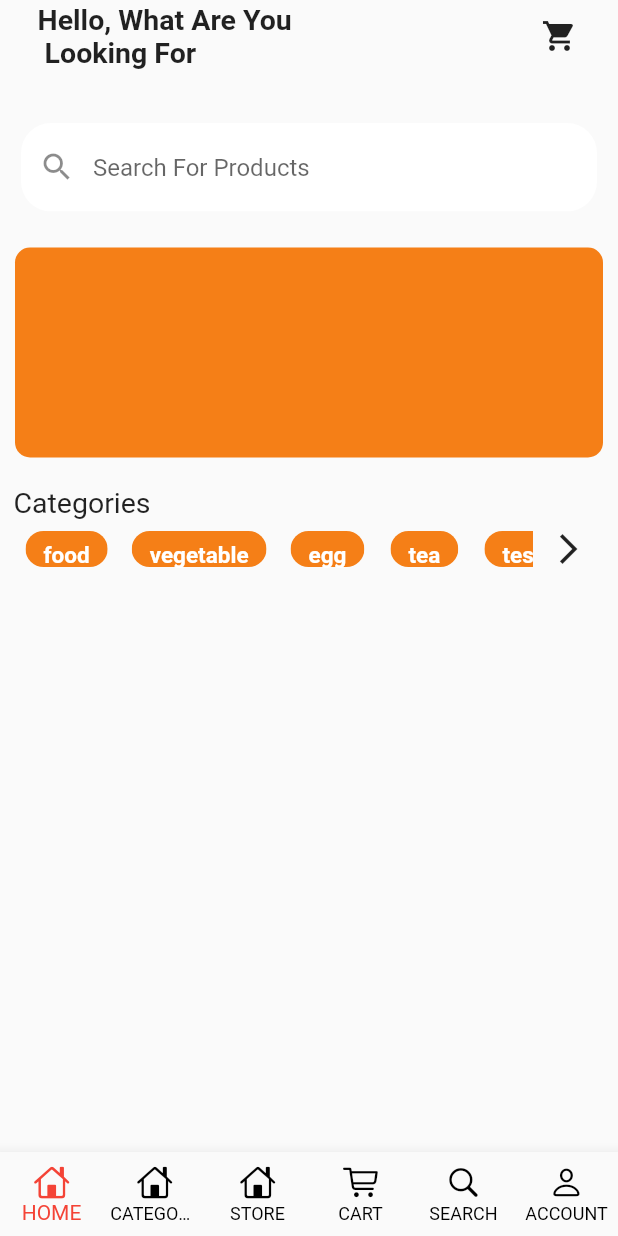
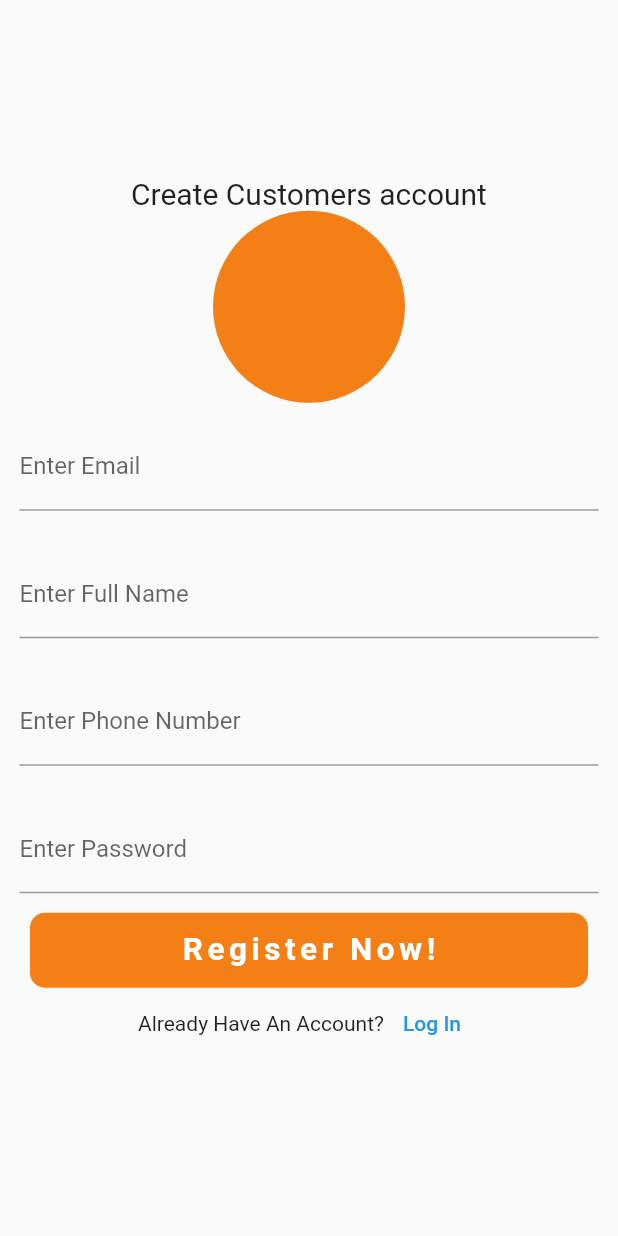
Before and after one commit to AmirBegic1/shop_app, a Flutter app: the screen it shows after launch, on a phone screen of 412 x 824 dp. Run offline on Flutter 3.47's test engine with Material 2 defaults, Android fonts, the phone set to English and light mode, and no system bars; our stand-ins replace cloud_firestore, firebase_core; accounts and stored records are empty.

Commit message:
login and register screen ui added

```diff
--- a/lib/main.dart
+++ b/lib/main.dart
@@ -2,6 +2,8 @@ import 'package:buy_and_sell/views/buyers/main_screen.dart';
 import 'package:firebase_core/firebase_core.dart';
 import 'package:flutter/material.dart';
 import 'package:flutter/services.dart';
+
+import 'views/buyers/auth/registration_screen.dart';
 
 void main() async {
   WidgetsFlutterBinding.ensureInitialized();
@@ -22,7 +24,7 @@ class MyApp extends StatelessWidget {
       theme: ThemeData(
         primarySwatch: Colors.blue,
       ),
-      home: MainScreen(),
+      home: RegisterScreen(),
     );
   }
 }
--- /dev/null
+++ b/lib/views/buyers/auth/registration_screen.dart
@@ -0,0 +1,98 @@
+import 'package:buy_and_sell/views/buyers/auth/login_screen.dart';
+import 'package:flutter/material.dart';
+
+class RegisterScreen extends StatelessWidget {
+  const RegisterScreen({Key? key}) : super(key: key);
+
+  @override
+  Widget build(BuildContext context) {
+    return Scaffold(
+      body: Center(
+        child: Column(
+          mainAxisAlignment: MainAxisAlignment.center,
+          children: [
+            Text(
+              'Create Customer' 's account',
+              style: TextStyle(
+                fontSize: 20,
+              ),
+            ),
+            CircleAvatar(
+              radius: 64,
+              backgroundColor: Colors.yellow.shade900,
+            ),
+            Padding(
+              padding: const EdgeInsets.all(13.0),
+              child: TextFormField(
+                decoration: InputDecoration(
+                  labelText: 'Enter Email',
+                ),
+              ),
+            ),
+            Padding(
+              padding: const EdgeInsets.all(13.0),
+              child: TextFormField(
+                decoration: InputDecoration(
+                  labelText: 'Enter Full Name',
+                ),
+              ),
+            ),
+            Padding(
+              padding: const EdgeInsets.all(13.0),
+              child: TextFormField(
+                decoration: InputDecoration(
+                  labelText: 'Enter Phone Number',
+                ),
+              ),
+            ),
+            Padding(
+              padding: const EdgeInsets.all(13.0),
+              child: TextFormField(
+                decoration: InputDecoration(
+                  labelText: 'Enter Password',
+                ),
+              ),
+            ),
+            Container(
+              width: MediaQuery.of(context).size.width - 40,
+              height: 50,
+              decoration: BoxDecoration(
+                color: Colors.yellow.shade900,
+                borderRadius: BorderRadius.circular(10),
+              ),
+              child: Center(
+                child: Text(
+                  'Register Now!',
+                  style: TextStyle(
+                    color: Colors.white,
+                    fontSize: 21,
+                    fontWeight: FontWeight.bold,
+                    letterSpacing: 3,
+                  ),
+                ),
+              ),
+            ),
+            Row(
+              mainAxisAlignment: MainAxisAlignment.center,
+              children: [
+                Text('Already Have An Account?'),
+                TextButton(
+                    onPressed: () {
+                      Navigator.push(
+                        context,
+                        MaterialPageRoute(
+                          builder: (context) {
+                            return LoginScreen();
+                          },
+                        ),
+                      );
+                    },
+                    child: Text('Log In')),
+              ],
+            ),
+          ],
+        ),
+      ),
+    );
+  }
+}
--- a/pubspec.yaml
+++ b/pubspec.yaml
@@ -38,6 +38,7 @@ dependencies:
   firebase_auth: ^4.2.4
   firebase_storage: ^11.0.10
   image_picker: ^0.8.6
+
 
 
   # The following adds the Cupertino Icons font to your application.
```
Also changed, not shown: lib/views/buyers/auth/login_screen.dart (added, +80 -0 lines), pubspec.lock.
